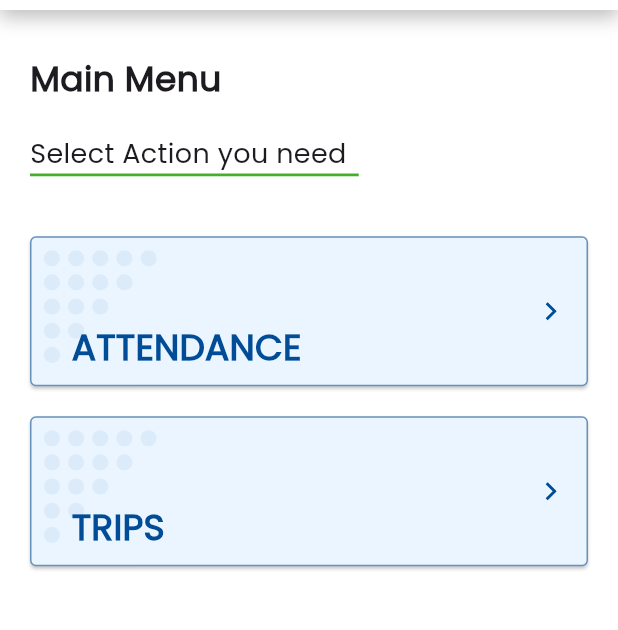
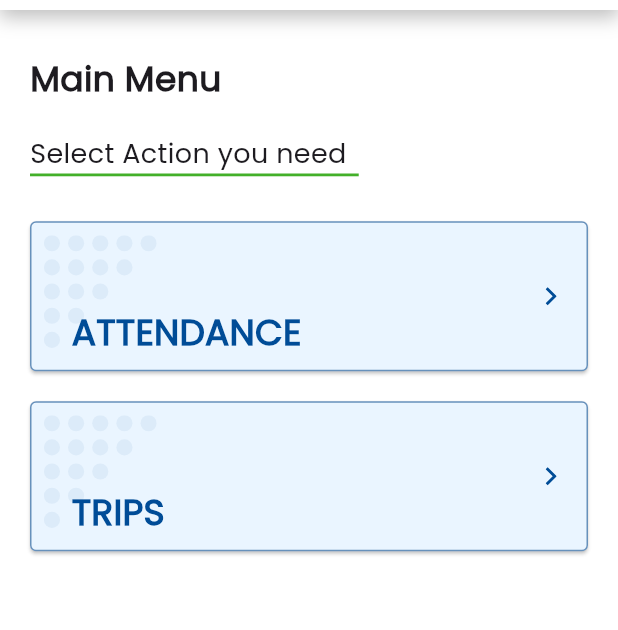
Before and after one commit to DidulaTharuka4/GUARD_ROOM_MOBILE_APP_MOBITEL, a Flutter app: the TypeSelector screen opened directly, on a phone screen of 412 x 824 dp, the part 74-704 px from its top. Run offline on Flutter 3.47's test engine with Material 3 defaults, Android fonts, the phone set to English and light mode, and no system bars; our stand-ins replace flutter_svg, logger, shared_preferences; accounts and stored records are empty.

Commit message:
changed margin values and text sizes

```diff
--- a/lib/constraints/marginValues.dart
+++ b/lib/constraints/marginValues.dart
@@ -2,23 +2,25 @@ import 'package:flutter/material.dart';
 
 class ApplicationMarginValues {
   // **************************************************************************
-  static const loginPageTitleMargin = EdgeInsets.fromLTRB(20.0, 80.0, 20.0, 0.0);
-  static const loginPageUserNameInputMargin = EdgeInsets.fromLTRB(20.0, 40.0, 20.0, 0.0);
+  static const loginPageTitleMargin = EdgeInsets.fromLTRB(20.0, 60.0, 20.0, 0.0);
+  static const loginPageUserNameInputMargin = EdgeInsets.fromLTRB(0.0, 20.0, 0.0, 0.0);
   static const userInputFiledMargin = EdgeInsets.fromLTRB(20.0, 20.0, 20.0, 0.0);
-  static const rememberMeFieldMargin = EdgeInsets.fromLTRB(10.0, 30.0, 20.0, 0.0);
-  static const loginPageButtonMargin = EdgeInsets.fromLTRB(20.0, 40.0, 20.0, 0.0);
+  static const rememberMeFieldMargin = EdgeInsets.fromLTRB(10.0, 0.0, 20.0, 0.0);
+  static const loginPageButtonMargin = EdgeInsets.fromLTRB(20.0, 30.0, 20.0, 0.0);
   static const loginPageLogoMargin = EdgeInsets.fromLTRB(20.0, 150.0, 20.0, 0.0);
   static const pageTopInputFieldMargin = EdgeInsets.fromLTRB(20.0, 20.0, 20.0, 0.0);
 
   static const replaceBoxInputFieldsMargin = EdgeInsets.fromLTRB(20.0, 20.0, 20.0, 0.0);
-  static const replaceBoxMargin = EdgeInsets.fromLTRB(0.0, 20.0, 0.0, 0.0);
+  static const replaceBoxMargin = EdgeInsets.fromLTRB(0.0, 15.0, 0.0, 20.0);
   static const mileageMarginValue = EdgeInsets.fromLTRB(0.0, 20.0, 0.0, 0.0);
 
   static const typeSelectorPageTitle = EdgeInsets.fromLTRB(20.0, 30.0, 20.0, 0.0);
   static const typeSelectorPageSubTitle = EdgeInsets.fromLTRB(20.0, 20.0, 20.0, 0.0);
-  static const pageInputFieldsMargin = EdgeInsets.fromLTRB(20.0, 20.0, 20.0, 0.0);
+  static const pageInputFieldsMargin = EdgeInsets.fromLTRB(20.0, 0.0, 20.0, 0.0);
   static const bottomButtonMargin = EdgeInsets.fromLTRB(20.0, 20.0, 20.0, 20.0);
 
   static const textInputFieldInnerMargin = EdgeInsets.fromLTRB(0.0, 5.0, 0.0, 0.0);
 
+  static const formPageTopMargin = EdgeInsets.fromLTRB(0.0, 30.0, 0.0, 0.0);
+
 }
--- a/lib/constraints/textSizes.dart
+++ b/lib/constraints/textSizes.dart
@@ -11,7 +11,7 @@ class ApplicationTextSizes {
   static const UserInputFieldLabelValue = 18.0;
   static const RememberMeTextValue = 13.506;
   static const LoginButtonTitleValue = 18.0;
-  static const pageTitleTextValue = 22.51;
+  static const pageTitleTextValue = 20.0;
 
   static const TypeSelectotPageTitle = 23.0;
   static const SelectorButtonTitleValue = 24.0;
```
